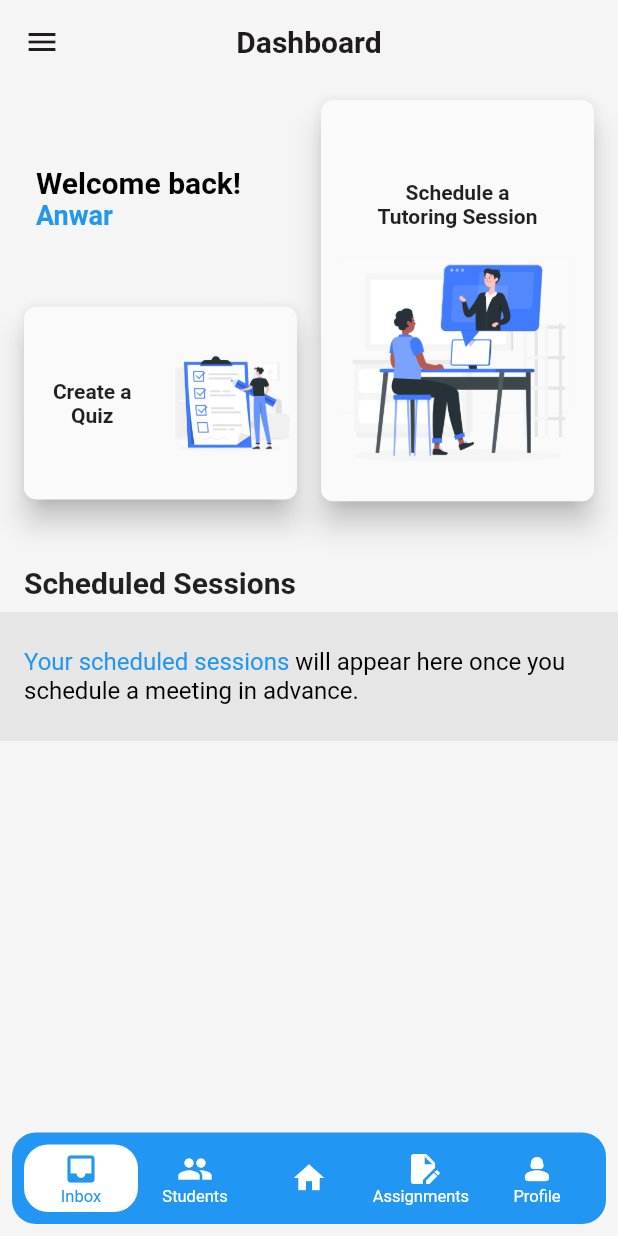
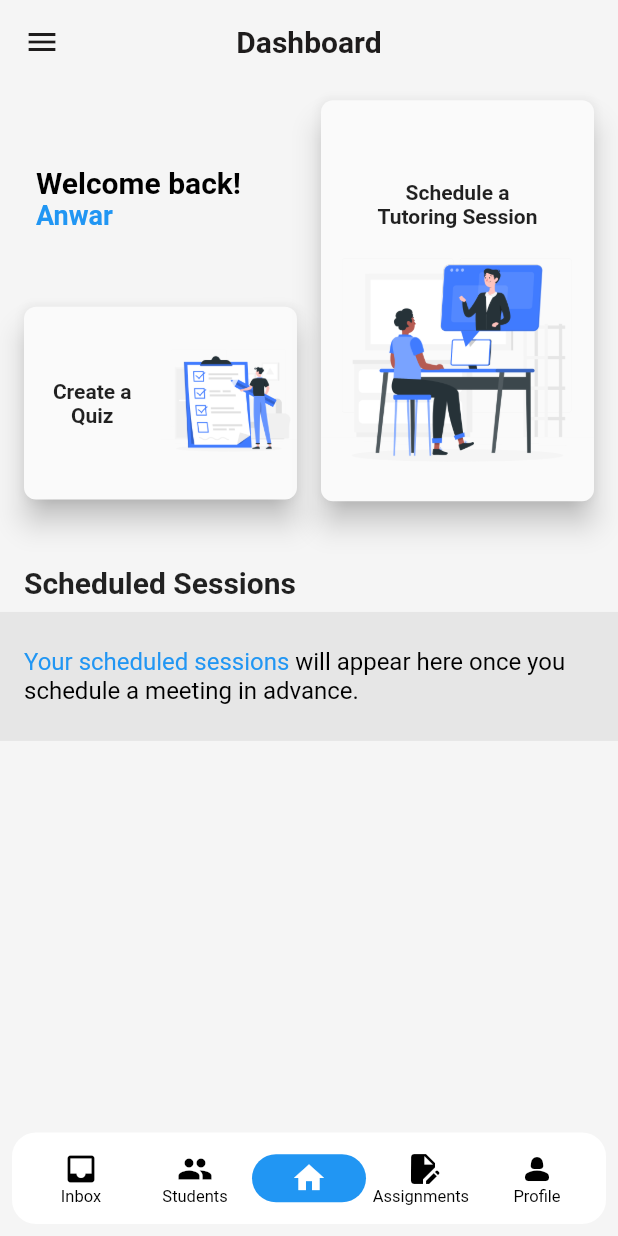
Before and after one commit to furqan-ahm/fyp-tutor-app, a Flutter app: the screen it shows after launch, on a phone screen of 412 x 824 dp. Run offline on Flutter 3.47's test engine with Material 2 defaults, Android fonts, the phone set to English and light mode, and no system bars; drawn by our look-alikes of floating_bottom_navigation_bar; our stand-ins replace dropdown_search, font_awesome_flutter; missing offline and left inert: flutter_chip_tags.

Commit message:
subscreens work initiated

```diff
--- a/lib/screens/tutor/tutor_dashboard_screen.dart
+++ b/lib/screens/tutor/tutor_dashboard_screen.dart
@@ -1,7 +1,11 @@
 import 'package:floating_bottom_navigation_bar/floating_bottom_navigation_bar.dart';
 import 'package:flutter/material.dart';
 import 'package:tutor_app/constants/colors.dart';
+import 'package:tutor_app/screens/tutor/assignments_screen.dart';
 import 'package:tutor_app/screens/tutor/home_screen.dart';
+import 'package:tutor_app/screens/tutor/inbox_screen.dart';
+import 'package:tutor_app/screens/tutor/profile_screen.dart';
+import 'package:tutor_app/screens/tutor/students_screen.dart';
 import 'package:tutor_app/widgets/common/custom_appbar.dart';
 
 class TutorDashboardScreen extends StatefulWidget {
@@ -12,12 +16,17 @@ class TutorDashboardScreen extends StatefulWidget {
 }
 
 class _TutorDashboardScreenState extends State<TutorDashboardScreen> {
-  int currentIndex = 0;
+  int currentIndex = 2;
+
+
+
+  static const List<Widget> screens=[InboxScreen(),StudentsScreen(),HomeScreen(),AssignmentsScreen(),ProfileScreen()];
+
 
   @override
   Widget build(BuildContext context) {
     return Scaffold(
-      body: HomeScreen(),
+      body: screens[currentIndex],
       backgroundColor: baseColor,
       extendBody: true,
       appBar: CustomAppBar(
@@ -29,11 +38,12 @@ class _TutorDashboardScreenState extends State<TutorDashboardScreen> {
       ),
       bottomNavigationBar: FloatingNavbar(
         itemBorderRadius: 16,
+        elevation: 20,
         borderRadius: 16,
-        backgroundColor: primaryColor,
-        selectedItemColor: primaryColor,
-        unselectedItemColor: Colors.white,
-        selectedBackgroundColor: Colors.white,
+        backgroundColor: Colors.white,
+        selectedItemColor: Colors.white,
+        unselectedItemColor: Colors.black,
+        selectedBackgroundColor: Colors.blue,
         onTap: (int val) {
           setState(() {
             currentIndex=val;
```
Also changed, not shown: lib/screens/tutor/assignments_screen.dart (added, +17 -0 lines), lib/screens/tutor/inbox_screen.dart (added, +17 -0 lines), lib/screens/tutor/profile_screen.dart (added, +17 -0 lines), lib/screens/tutor/students_screen.dart (added, +17 -0 lines).
